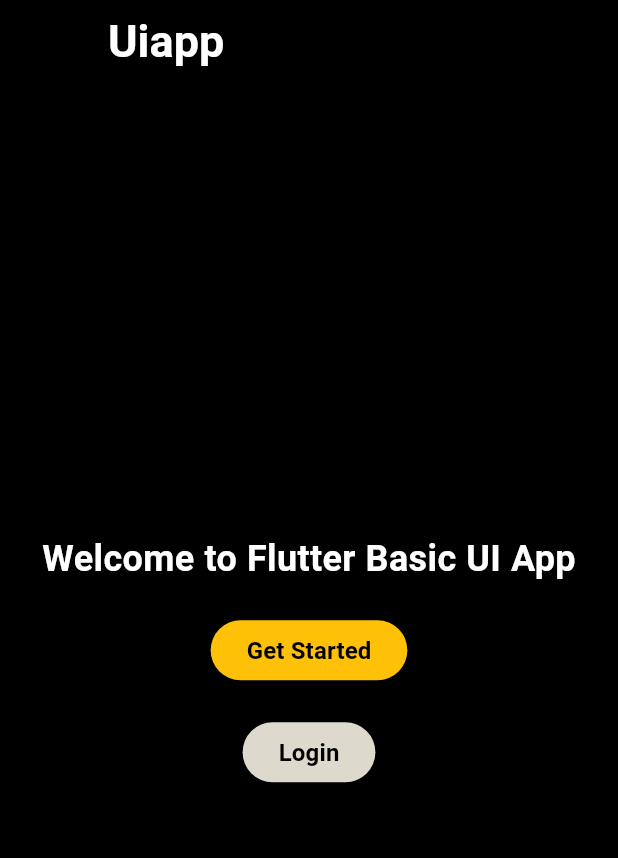
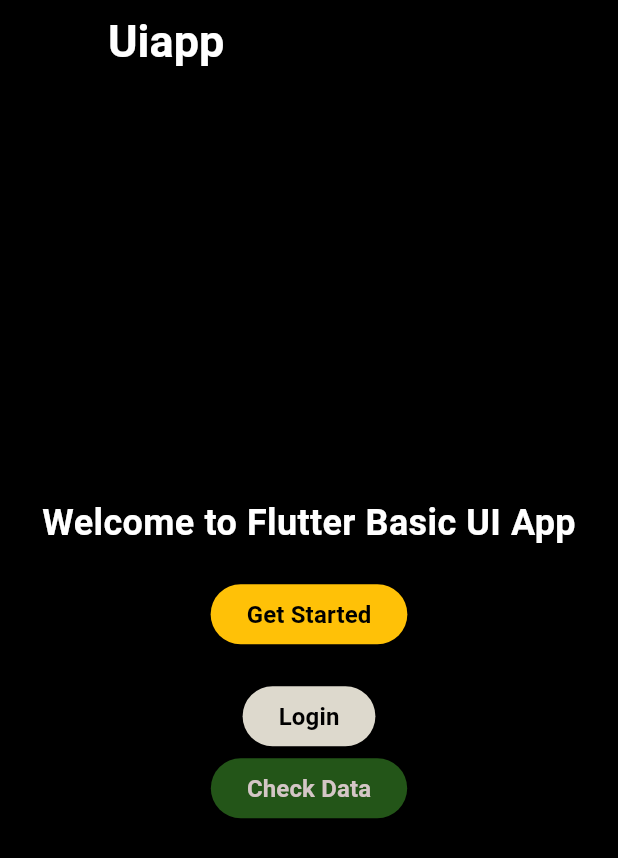
Before and after one commit to HAZIQ268/flutter_api_uiapp, a Flutter app: the screen it shows after launch, on a phone screen of 412 x 824 dp. Shown: the top 858 px of the screen. Run offline on Flutter 3.47's test engine with Material 3 defaults, Android fonts, the phone set to English and light mode, and no system bars; our stand-ins replace cloud_firestore, firebase_core, font_awesome_flutter, google_fonts; accounts and stored records are empty.

Commit message:
fetch data

```diff
--- /dev/null
+++ b/uitask/lib/fetchdata.dart
@@ -0,0 +1,52 @@
+import 'package:cloud_firestore/cloud_firestore.dart';
+import 'package:flutter/material.dart';
+
+class Fetchdata extends StatefulWidget {
+  const Fetchdata({super.key});
+
+  @override
+  State<Fetchdata> createState() => _FetchdataState();
+}
+
+class _FetchdataState extends State<Fetchdata> {
+  CollectionReference db =
+      FirebaseFirestore.instance.collection('flutterfirstdb');
+
+  List<Map<String, dynamic>> result = [];
+
+  void fetchdata() async {
+    var data = await db.get();
+    setState(() {
+      result =
+          data.docs.map((doc) => doc.data() as Map<String, dynamic>).toList();
+    });
+    print('data $data');
+  }
+
+  @override
+  void initState() {
+    super.initState();
+    fetchdata();
+  }
+
+  Widget build(BuildContext context) {
+    return Scaffold(
+        body: Container(
+      child: Column(
+        children: [
+          Text('Data List'),
+          ...result.map((data) => card(data)).toList(),
+        ],
+      ),
+    ));
+  }
+
+  Widget card(Map<String, dynamic> data) {
+    return Card(
+      child: ListTile(
+        title: Text(data['name'] ?? 'no name'),
+        subtitle: Text('${data['email']} \n Password:${data['password']}'),
+      ),
+    );
+  }
+}
--- a/uitask/lib/home.dart
+++ b/uitask/lib/home.dart
@@ -64,6 +64,21 @@ class _homescreenState extends State<homescreen> {
                     fontWeight: FontWeight.bold),
               ),
             ),
+            ElevatedButton(
+              style: ElevatedButton.styleFrom(
+                backgroundColor: const Color.fromARGB(255, 35, 85, 24),
+              ),
+              onPressed: () {
+                Navigator.pushNamed(context, '/fetchdata');
+              },
+              child: Text(
+                'Check Data',
+                style: TextStyle(
+                    fontSize: 16,
+                    color: const Color.fromARGB(255, 212, 198, 198),
+                    fontWeight: FontWeight.bold),
+              ),
+            ),
           ],
         ),
       ),
--- a/uitask/lib/main.dart
+++ b/uitask/lib/main.dart
@@ -1,6 +1,7 @@
 import 'package:firebase_core/firebase_core.dart';
 import 'package:flutter/material.dart';
 import 'package:google_fonts/google_fonts.dart';
+import 'package:uitask/fetchdata.dart';
 import 'package:uitask/firebase_options.dart';
 import 'package:uitask/home.dart';
 import 'package:uitask/login.dart';
@@ -33,6 +34,7 @@ class uiappState extends State<uiapp> {
           '/': (context) => homescreen(),
           '/register': (context) => register(),
           '/login': (context) => login(),
+          '/fetchdata': (context) => Fetchdata(),
         });
   }
 }
```
Also changed, not shown: 1.PNG (added), 2.PNG (added), 3.PNG (added), 4.PNG (added), 5.PNG (added).
